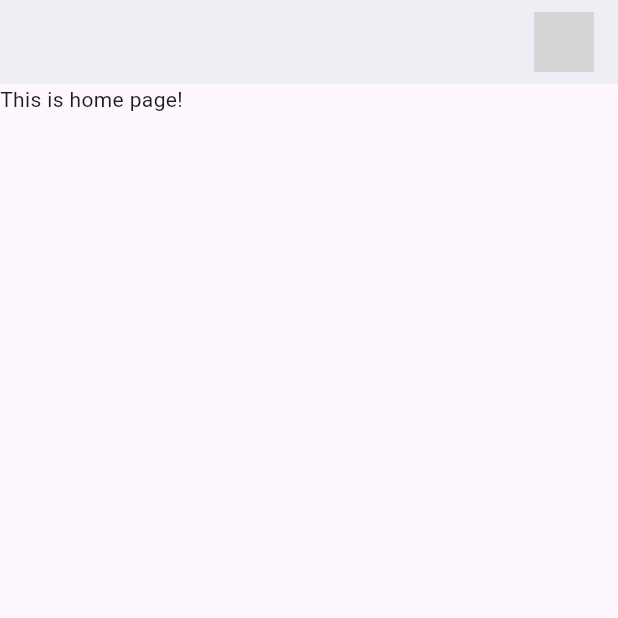
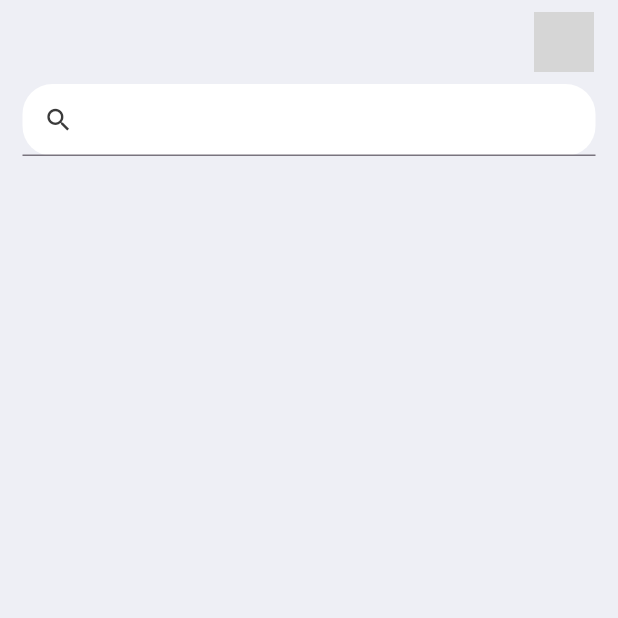
Before and after one commit to iPrakharV/ClearList-The_Ultimate_Flutter_ToDo_App, a Flutter app: the screen it shows after launch, on a phone screen of 412 x 824 dp, the top half of it. Run offline on Flutter 3.47's test engine with Material 3 defaults, Android fonts, the phone set to English and light mode, and no system bars; grey boxes are pictures that could not be loaded.

Commit message:
added searchbar

```diff
--- a/lib/screens/home.dart
+++ b/lib/screens/home.dart
@@ -1,20 +1,47 @@
 import 'package:flutter/material.dart';
 import 'package:to_do/constants/colors.dart';
 
-class Home extends StatelessWidget{
+class Home extends StatelessWidget {
   const Home({Key? key}) : super(key: key);
 
   @override
   Widget build(BuildContext context) {
-    return  Scaffold(
-      appBar: AppBar(
+    return Scaffold(
+      backgroundColor: tdBGColor,
+      appBar: _BuildAppBar(),
+      body: Container(
+        padding: EdgeInsets.symmetric(horizontal: 15),
+        child: Column(children: [
+          Container(
+            decoration: BoxDecoration(
+                color: Colors.white, borderRadius: BorderRadius.circular(20)),
+            child: TextField(
+              decoration: InputDecoration(
+                contentPadding: EdgeInsets.all(0),
+                prefixIcon: Icon(
+                  Icons.search,
+                  color: tdBlack,
+                  size: 20,
+                ),
+              ),
+            ),
+          )
+        ]),
+      ),
+    );
+  }
+
+  AppBar _BuildAppBar() {
+    return AppBar(
         backgroundColor: tdBGColor,
         elevation: 0,
         title: Row(
           mainAxisAlignment: MainAxisAlignment.spaceBetween,
-          children:
-         [
-          Icon(Icons.menu,color: tdBGColor,size: 30,
+          children: [
+            Icon(
+              Icons.menu,
+              color: tdBGColor,
+              size: 30,
             ),
             Container(
               height: 40,
@@ -25,11 +52,6 @@ class Home extends StatelessWidget{
               ),
             )
           ],
-         )
-        ),
-      body: Container(
-        child: Text('This is home page!'),
-      ),
-    );
+        ));
   }
 }
```
Lines whose indentation alone changed are shown as unchanged.
